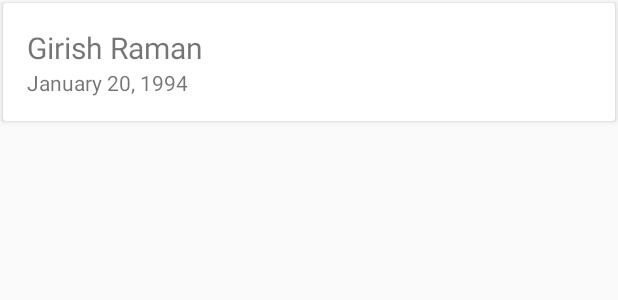
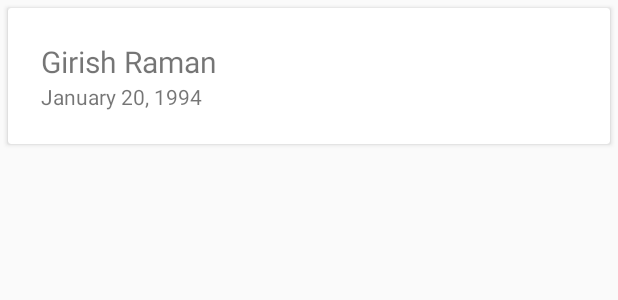
Before and after one commit to RGirish/Personal-Android-Projects, an Android app: the layout contact_details_item.xml on its own in the app's theme, with its tools: preview values and no code run, on a phone screen of 412 x 824 dp. Shown: the top 300 px of the screen. Run offline under Robolectric (Android 15) with nearby library versions, the phone set to English and light mode, and no system bars.

Commit message:
You can now set your Time Zone

```diff
--- a/International Birthday Reminder/app/src/main/java/girish/raman/internationalbirthdayreminder/ContactDetails.java
+++ b/International Birthday Reminder/app/src/main/java/girish/raman/internationalbirthdayreminder/ContactDetails.java
@@ -7,9 +7,11 @@ public class ContactDetails {
 
     String name;
     String birthday;
+    String ID;
 
-    ContactDetails(String name, String birthday) {
+    ContactDetails(String name, String birthday, String ID) {
         this.name = name;
         this.birthday = birthday;
+        this.ID = ID;
     }
 }
--- a/International Birthday Reminder/app/src/main/java/girish/raman/internationalbirthdayreminder/RVAdapter.java
+++ b/International Birthday Reminder/app/src/main/java/girish/raman/internationalbirthdayreminder/RVAdapter.java
@@ -14,11 +14,13 @@ public class RVAdapter extends RecyclerView.Adapter<RVAdapter.FormViewHolder> {
     public static class FormViewHolder extends RecyclerView.ViewHolder {
         TextView name;
         TextView birthday;
+        TextView id;
 
         FormViewHolder(View itemView) {
             super(itemView);
             name = (TextView) itemView.findViewById(R.id.name);
             birthday = (TextView) itemView.findViewById(R.id.birthday);
+            id = (TextView) itemView.findViewById(R.id.contactID);
         }
     }
 
@@ -43,6 +45,7 @@ public class RVAdapter extends RecyclerView.Adapter<RVAdapter.FormViewHolder> {
     public void onBindViewHolder(FormViewHolder formViewHolder, int i) {
         formViewHolder.name.setText(contactDetails.get(i).name);
         formViewHolder.birthday.setText(contactDetails.get(i).birthday);
+        formViewHolder.id.setText(contactDetails.get(i).ID);
     }
 
     @Override
--- a/International Birthday Reminder/app/src/main/res/layout/contact_details_item.xml
+++ b/International Birthday Reminder/app/src/main/res/layout/contact_details_item.xml
@@ -6,14 +6,17 @@
     <android.support.v7.widget.CardView
         android:layout_width="match_parent"
         android:layout_height="wrap_content"
-        android:foreground="?android:attr/selectableItemBackground"
+        android:layout_marginBottom="5dp"
+        android:layout_marginLeft="5dp"
+        android:layout_marginRight="5dp"
+        android:layout_marginTop="5dp"
         android:clickable="true"
-        android:layout_margin="2dp">
+        android:foreground="?android:attr/selectableItemBackground">
 
         <RelativeLayout
             android:layout_width="match_parent"
             android:layout_height="wrap_content"
-            android:padding="16dp">
+            android:padding="22dp">
 
             <TextView
                 android:id="@+id/name"
@@ -30,6 +33,12 @@
                 android:layout_below="@+id/name"
                 android:text="January 20, 1994" />
 
+            <TextView
+                android:id="@+id/contactID"
+                android:layout_width="wrap_content"
+                android:layout_height="wrap_content"
+                android:visibility="gone" />
+
         </RelativeLayout>
 
     </android.support.v7.widget.CardView>
--- a/International Birthday Reminder/app/src/main/res/layout/content_main.xml
+++ b/International Birthday Reminder/app/src/main/res/layout/content_main.xml
@@ -6,6 +6,8 @@
     android:layout_width="match_parent"
     android:layout_height="match_parent"
     android:gravity="center_horizontal"
+    android:paddingTop="5dp"
+    android:paddingBottom="5dp"
     android:orientation="vertical"
     app:layout_behavior="@string/appbar_scrolling_view_behavior"
     tools:context="girish.raman.internationalbirthdayreminder.MainActivity"
--- a/International Birthday Reminder/app/src/main/res/menu/menu_main.xml
+++ b/International Birthday Reminder/app/src/main/res/menu/menu_main.xml
@@ -3,8 +3,8 @@
     xmlns:tools="http://schemas.android.com/tools"
     tools:context="girish.raman.internationalbirthdayreminder.MainActivity">
     <item
-        android:id="@+id/action_settings"
+        android:id="@+id/action_set_time_zone"
         android:orderInCategory="100"
-        android:title="@string/action_settings"
+        android:title="@string/setTimeZone"
         app:showAsAction="never" />
 </menu>
--- a/International Birthday Reminder/app/src/main/res/values/strings.xml
+++ b/International Birthday Reminder/app/src/main/res/values/strings.xml
@@ -1,4 +1,7 @@
 <resources>
     <string name="app_name">Birthdays Overseas</string>
     <string name="action_settings">Settings</string>
+    <string name="setTimeZone">Set my Time Zone</string>
+    <string name="choose_your_time_zone">Choose your Time Zone</string>
+    <string name="set_as_my_time_zone">Set as my Time Zone</string>
 </resources>
```
Also changed, not shown: International Birthday Reminder/app/src/main/java/girish/raman/internationalbirthdayreminder/MainActivity.java (+70 -5 lines), International Birthday Reminder/app/src/main/res/layout/set_my_time_zone.xml (added, +33 -0 lines).
